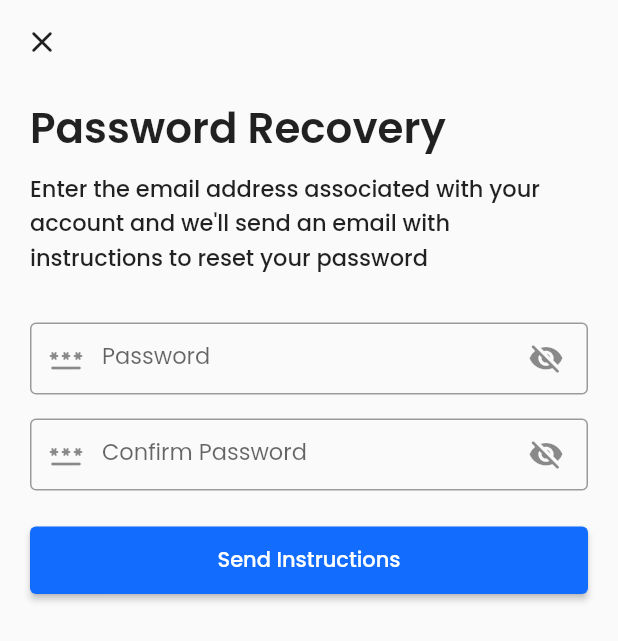
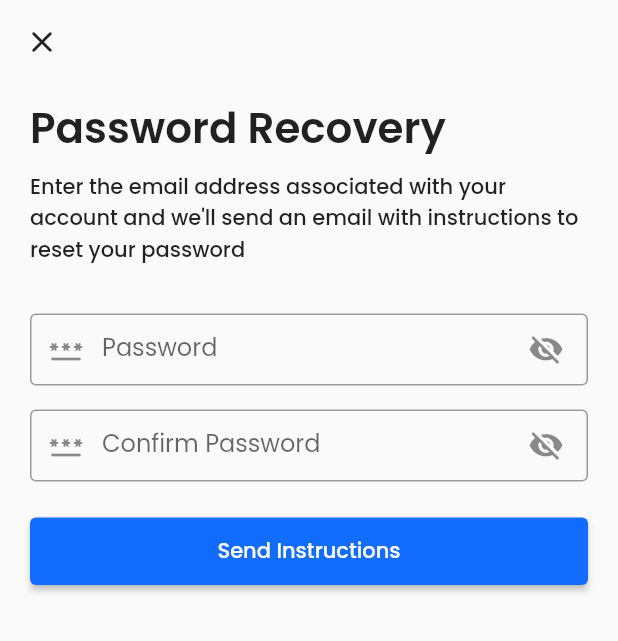
Before and after one commit to zS1L3NT/soundroid-v2, a Flutter app: the ResetPasswordScreen screen opened by its route, on a phone screen of 412 x 824 dp. Shown: the top 641 px of the screen. Run offline on Flutter 3.47's test engine with Material 2 defaults, Android fonts, the phone set to English and light mode, and no system bars; our stand-ins replace audioplayers, auto_size_text, cached_network_image, cloud_firestore, firebase_core, flutter_settings_screens and 5 more; missing offline and left inert: indexed; accounts and stored records are empty.

Commit message:
♻️ move fonts to material theme

```diff
--- a/lib/constants/app_text_theme.dart
+++ /dev/null
@@ -1,51 +0,0 @@
-import 'package:flutter/cupertino.dart';
-
-class AppTextTheme {
-  static const welcomeAppName = TextStyle(
-    fontSize: 32,
-    fontWeight: FontWeight.w600,
-  );
-
-  static const authHeader = TextStyle(
-    fontSize: 28,
-    fontWeight: FontWeight.w600,
-  );
-
-  static const authBody = TextStyle(
-    fontSize: 15,
-    fontWeight: FontWeight.w500,
-  );
-
-  static const homeHeader = TextStyle(
-    fontSize: 22,
-    fontWeight: FontWeight.bold,
-  );
-
-  static const musicTitle = TextStyle(
-    fontSize: 18,
-    fontWeight: FontWeight.w600,
-  );
-
-  static const musicArtists = TextStyle(
-    fontSize: 17,
-  );
-
-  static const musicTime = TextStyle(
-    fontSize: 12,
-  );
-
-  static const lyrics = TextStyle(
-    fontSize: 18,
-    height: 2,
-  );
-
-  static const playlistTitle = TextStyle(
-    fontSize: 24,
-    fontWeight: FontWeight.bold,
-  );
-
-  static const playlistTrackCount = TextStyle(
-    fontSize: 18,
-    fontWeight: FontWeight.w500,
-  );
-}
--- a/lib/screens/auth/reset_password_screen.dart
+++ b/lib/screens/auth/reset_password_screen.dart
@@ -1,5 +1,4 @@
 import 'package:flutter/material.dart';
-import 'package:soundroid/constants/app_text_theme.dart';
 import 'package:soundroid/screens/auth/signin_screen.dart';
 import 'package:soundroid/widgets/app_widgets.dart';
 import 'package:soundroid/widgets/close_app_bar.dart';
@@ -33,19 +32,18 @@ class _ResetPasswordScreenState extends State<ResetPasswordScreen> {
             child: Column(
               crossAxisAlignment: CrossAxisAlignment.start,
               children: [
-                const Text(
+                Text(
                   "Password Recovery",
-                  style: AppTextTheme.authHeader,
+                  style: Theme.of(context).textTheme.headline2,
                 ),
                 const SizedBox(height: 8),
-                const Text(
+                Text(
                   "Enter the email address associated with your account and we'll send an email with instructions to reset your password",
-                  style: AppTextTheme.authBody,
+                  style: Theme.of(context).textTheme.bodyText1,
                 ),
                 const SizedBox(height: 32),
                 TextFormField(
                   obscureText: _areObscure[0],
-                  style: const TextStyle(fontSize: 15),
                   decoration: InputDecoration(
                     border: const OutlineInputBorder(),
                     hintText: 'Enter your password',
@@ -78,7 +76,6 @@ class _ResetPasswordScreenState extends State<ResetPasswordScreen> {
                 const SizedBox(height: 16),
                 TextFormField(
                   obscureText: _areObscure[1],
-                  style: const TextStyle(fontSize: 15),
                   decoration: InputDecoration(
                     border: const OutlineInputBorder(),
                     hintText: 'Enter your password confirmation',
--- a/lib/screens/auth/welcome_screen.dart
+++ b/lib/screens/auth/welcome_screen.dart
@@ -1,5 +1,4 @@
 import 'package:flutter/material.dart';
-import 'package:soundroid/constants/app_text_theme.dart';
 import 'package:soundroid/screens/auth/signin_screen.dart';
 import 'package:soundroid/screens/auth/signup_screen.dart';
 import 'package:soundroid/screens/main_screen.dart';
@@ -29,9 +28,9 @@ class WelcomeScreen extends StatelessWidget {
                       "assets/images/icon.png",
                       size: 128,
                     ),
-                    const Text(
+                    Text(
                       "SounDroid",
-                      style: AppTextTheme.welcomeAppName,
+                      style: Theme.of(context).textTheme.headline1,
                     ),
                     FractionallySizedBox(
                       widthFactor: 0.5,
--- a/lib/screens/music/lyrics_screen.dart
+++ b/lib/screens/music/lyrics_screen.dart
@@ -1,5 +1,4 @@
 import 'package:flutter/material.dart';
-import 'package:soundroid/constants/app_text_theme.dart';
 import 'package:soundroid/models/artist.dart';
 import 'package:soundroid/models/track.dart';
 import 'package:soundroid/utils/server.dart';
@@ -46,7 +45,10 @@ class _LyricsScreenState extends State<LyricsScreen> {
               return Center(
                 child: Text(
                   lyric,
-                  style: AppTextTheme.lyrics,
+                  style: const TextStyle(
+                    fontSize: 18,
+                    height: 2,
+                  ),
                 ),
               );
             },
--- a/lib/screens/playlist_screen.dart
+++ b/lib/screens/playlist_screen.dart
@@ -3,7 +3,6 @@ import 'dart:math';
 import 'package:cloud_firestore/cloud_firestore.dart';
 import 'package:flutter/material.dart';
 import 'package:indexed/indexed.dart';
-import 'package:soundroid/constants/app_text_theme.dart';
 import 'package:soundroid/models/playlist.dart';
 import 'package:soundroid/models/track.dart';
 import 'package:soundroid/utils/server.dart';
@@ -118,11 +117,11 @@ class PlaylistHeader extends SliverPersistentHeaderDelegate {
                   AppText.marquee(
                     playlist?.name ?? "...",
                     extraHeight: 12,
-                    style: AppTextTheme.playlistTitle,
+                    style: Theme.of(context).textTheme.headline3,
                   ),
                   AppText.marquee(
                     "${playlist?.trackIds.length ?? "..."} tracks",
-                    style: AppTextTheme.playlistTrackCount,
+                    style: Theme.of(context).textTheme.headline5,
                   ),
                   const SizedBox(height: 8),
                   Row(
```
Also changed, not shown: lib/main.dart (+31 -0 lines), lib/screens/auth/forgot_password_screen.dart (+4 -6 lines), lib/screens/auth/signin_screen.dart (+4 -7 lines), lib/screens/auth/signup_screen.dart (+4 -8 lines), lib/screens/auth/verify_email_screen.dart (+3 -4 lines), lib/screens/home_screen.dart (+12 -10 lines), lib/screens/music/current_screen.dart (+6 -7 lines).
